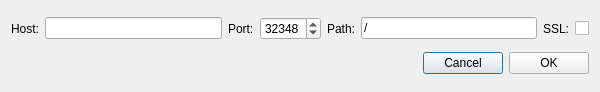
Qt form src/gui/ui/newnodedialog.ui (discretecoin/discrete-wallet) before a commit.
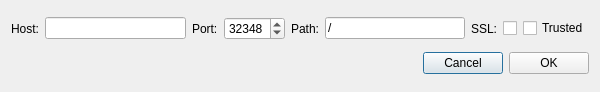
The same form after that commit.

Commit message: connection settings: let a remote node be marked trusted for account numbers

What changed in the file:
```diff
--- a/src/gui/ui/newnodedialog.ui
+++ b/src/gui/ui/newnodedialog.ui
@@ -80,6 +80,22 @@
         </property>
       </widget>
      </item>
+     <item>
+      <widget class="QCheckBox" name="m_trusted">
+       <property name="text">
+        <string>Trusted</string>
+       </property>
+       <property name="toolTip">
+        <string>Allow this node to resolve account numbers into recipient keys. Only for a node you run or whose operator you trust.</string>
+       </property>
+       <property name="checked">
+        <bool>false</bool>
+       </property>
+       <property name="tristate">
+        <bool>false</bool>
+       </property>
+      </widget>
+     </item>
     </layout>
    </item>
    <item>
```
The commit also changes 19 other files.
